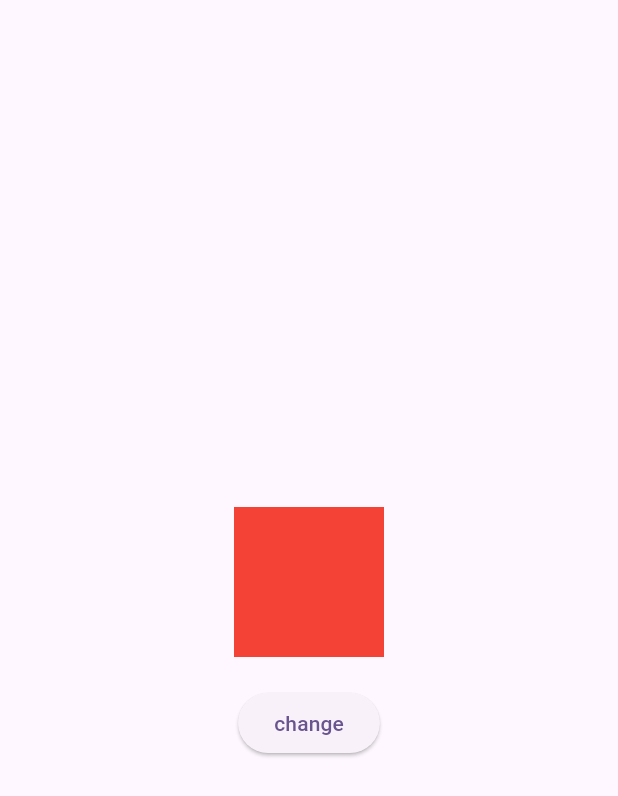
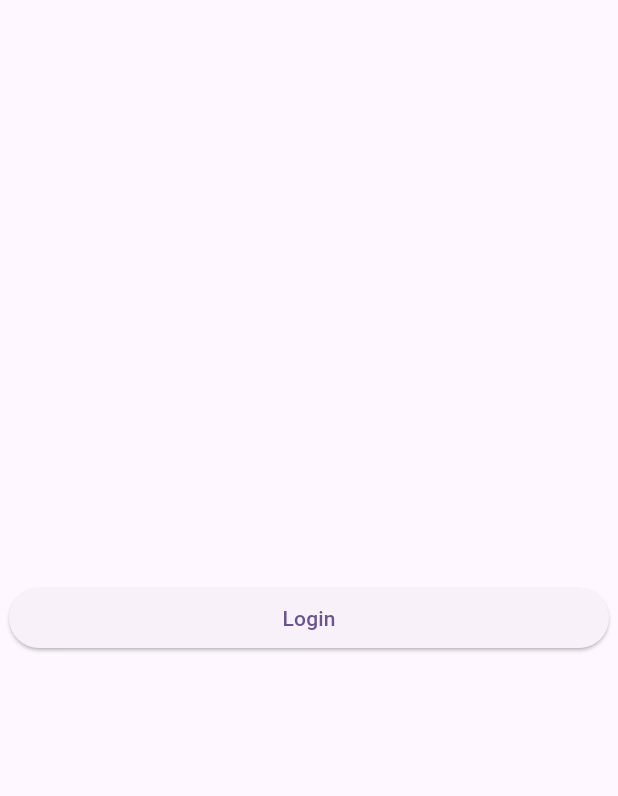
Before and after one commit to alsyedsophy/animation-course, a Flutter app: the screen it shows after launch, on a phone screen of 412 x 824 dp. Shown: the top 796 px of the screen. Run offline on Flutter 3.47's test engine with Material 3 defaults, Android fonts, the light colour scheme and no system bars.

Commit message:
Learn Animated Scale and One Examble on Animated Contailner

```diff
--- /dev/null
+++ b/lib/animated_foo_widget/exambles/custom_button_loading.dart
@@ -0,0 +1,34 @@
+import 'package:flutter/material.dart';
+
+class CustomButtonLoading extends StatefulWidget {
+  const new({super.key});
+
+  @override
+  State<CustomButtonLoading> createState() => _CustomButtonLoadingState();
+}
+
+class _CustomButtonLoadingState extends State<CustomButtonLoading> {
+  bool isLoading = false;
+
+  void change() {
+    setState(() {
+      isLoading = !isLoading;
+    });
+  }
+
+  @override
+  Widget build(BuildContext context) {
+    return Scaffold(
+      body: Center(
+        child: AnimatedContainer(
+          duration: Duration(minutes: 1),
+          width: isLoading ? 100 : 400,
+          child: ElevatedButton(
+            onPressed: change,
+            child: isLoading ? CircularProgressIndicator() : Text("Login"),
+          ),
+        ),
+      ),
+    );
+  }
+}
--- a/lib/app.dart
+++ b/lib/app.dart
@@ -3,3 +3,5 @@ export 'package:animations_full_course/animated_foo_widget/animated_foo_opacity.
 export 'package:animations_full_course/animated_foo_widget/animated_foo_align.dart';
 export 'package:animations_full_course/animated_foo_widget/animated_foo_position.dart';
 export 'package:animations_full_course/animated_foo_widget/animated_foo_padding.dart';
+export 'package:animations_full_course/animated_foo_widget/animated_foo_scale.dart';
+export 'package:animations_full_course/animated_foo_widget/exambles/custom_button_loading.dart';
--- a/lib/main.dart
+++ b/lib/main.dart
@@ -15,7 +15,7 @@ class MyApp extends StatelessWidget {
     return MaterialApp(
       title: 'Animation',
       theme: ThemeData(colorScheme: .fromSeed(seedColor: Colors.deepPurple)),
-      home: HomePage(widget: AnimatedFooPadding()),
+      home: HomePage(widget: CustomButtonLoading()),
     );
   }
 }
```
Also changed, not shown: lib/animated_foo_widget/animated_foo_scale.dart (added, +65 -0 lines).
